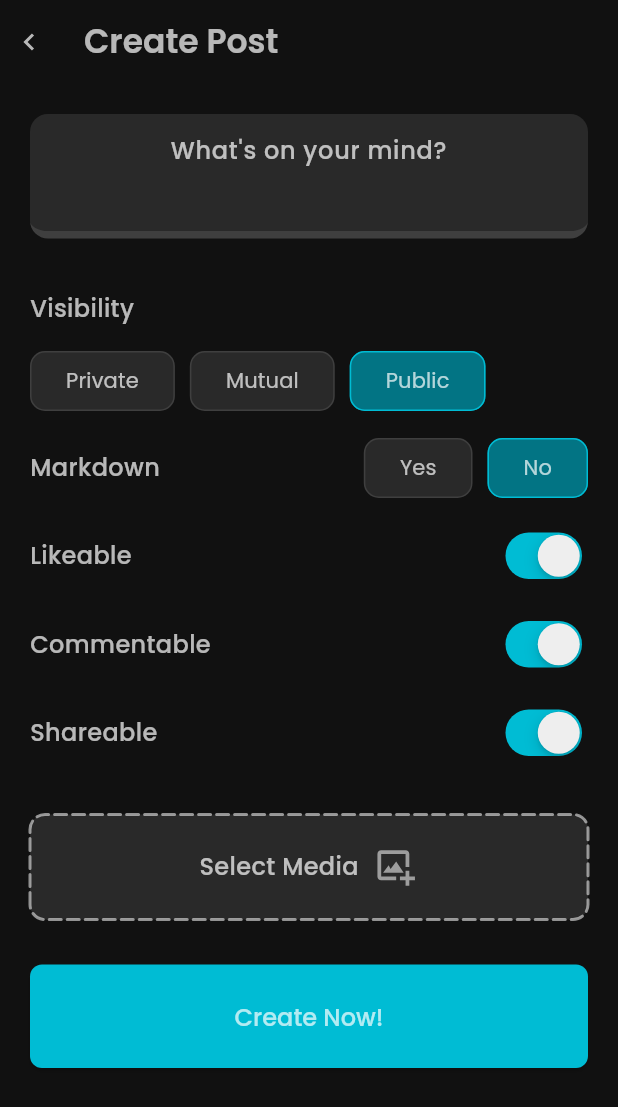
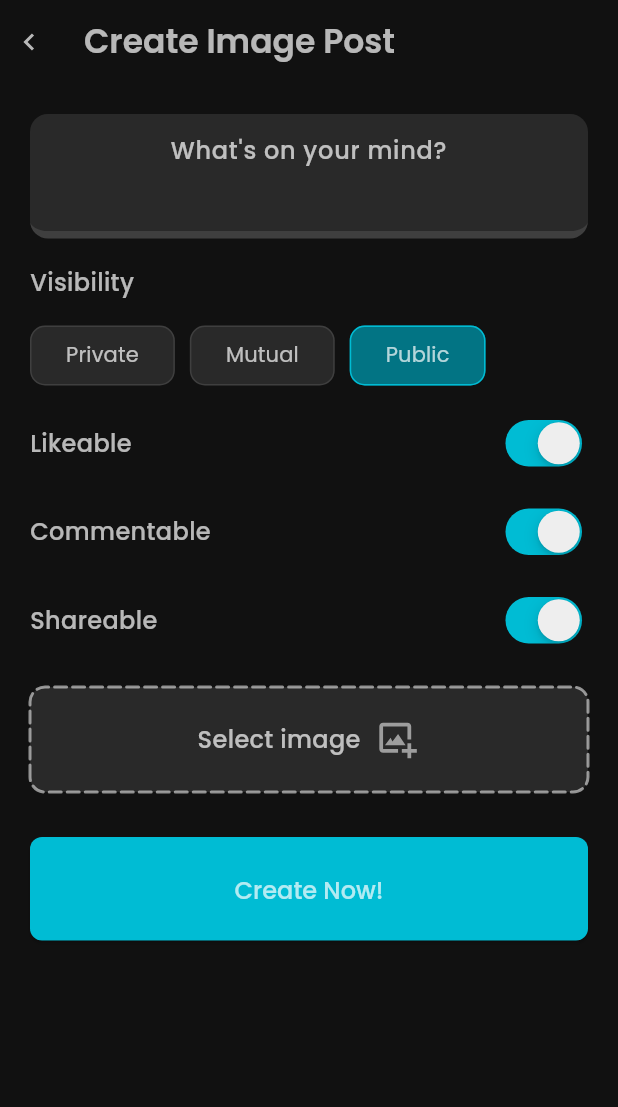
Before and after one commit to Anurag-Bharati/RootNodeApp, a Flutter app: the CreatePostScreen screen opened directly with empty values, on a phone screen of 412 x 824 dp. Shown: the top 1107 px of the screen. Run offline on Flutter 3.47's test engine with Material 2 defaults, Android fonts, the phone set to English and light mode, and no system bars; drawn by our look-alikes of dotted_border; our stand-ins replace boxicons, cached_network_image, carousel_slider, connectivity_plus, dio, google_nav_bar and 7 more; missing offline and left inert: string_extensions; accounts and stored records are empty; generated files the repository leaves out were written again.

Commit message:
Added video post. Implemented dynamic post creation

```diff
--- a/lib/app/constant/font.dart
+++ b/lib/app/constant/font.dart
@@ -8,7 +8,7 @@ class RootNodeFontStyle {
       fontFamily: 'Poppins',
       height: 0,
       color: Colors.white70,
-      );
+      decoration: TextDecoration.none);
 
   static TextStyle get header => const TextStyle(
       fontSize: 22.0,
@@ -17,7 +17,7 @@ class RootNodeFontStyle {
       fontFamily: 'Poppins',
       height: 0,
       color: Colors.white70,
-      );
+      decoration: TextDecoration.none);
 
   static TextStyle get body => const TextStyle(
       fontSize: 16.0,
@@ -25,7 +25,7 @@ class RootNodeFontStyle {
       fontFamily: 'Poppins',
       height: 1.8,
       color: Colors.white70,
-      );
+      decoration: TextDecoration.none);
   static TextStyle get subtitle => const TextStyle(
       fontSize: 14.0,
       fontFamily: 'Poppins',
@@ -33,20 +33,20 @@ class RootNodeFontStyle {
       height: 0,
       fontWeight: FontWeight.w400,
       color: Colors.white70,
-      );
+      decoration: TextDecoration.none);
   static TextStyle get caption => const TextStyle(
       fontSize: 14.0,
       fontWeight: FontWeight.w400,
       fontFamily: 'Poppins',
       height: 0,
       color: Colors.white70,
-      );
+      decoration: TextDecoration.none);
   static TextStyle get captionDefault => const TextStyle(
       fontSize: 14.0,
       fontWeight: FontWeight.w400,
       fontFamily: 'Poppins',
       color: Colors.white70,
-      );
+      decoration: TextDecoration.none);
   static TextStyle get label => const TextStyle(
       fontSize: 14.0,
       fontWeight: FontWeight.w400,
@@ -54,5 +54,5 @@ class RootNodeFontStyle {
       height: 1.8,
       color: Colors.white54,
       overflow: TextOverflow.ellipsis,
-      );
+      decoration: TextDecoration.none);
 }
--- a/lib/screen/misc/create_post.dart
+++ b/lib/screen/misc/create_post.dart
@@ -8,14 +8,13 @@ import 'package:rootnode/model/user.dart';
 import 'package:rootnode/repository/post_repo.dart';
 import 'package:rootnode/widgets/add_media.dart';
 import 'package:rootnode/widgets/radio_button.dart';
+import 'package:rootnode/widgets/selection_tile.dart';
 import 'package:rootnode/widgets/switch_button.dart';
-
-enum PostType { image, video, markdown }
 
 class CreatePostScreen extends StatefulWidget {
   const CreatePostScreen({super.key, this.user, required this.type});
   final User? user;
-  final PostType type;
+  final RNContentType type;
   @override
   State<CreatePostScreen> createState() => _CreatePostScreenState();
 }
@@ -23,18 +22,50 @@ class CreatePostScreen extends StatefulWidget {
 class _CreatePostScreenState extends State<CreatePostScreen> {
   final _postRepo = PostRepoImpl();
   final _globalkey = GlobalKey<FormState>();
+  final _headingController = TextEditingController();
   final _captionFieldController = TextEditingController();
   List<String> visibilityOption = ['Private', 'Mutual', 'Public'];
-
+  String title = "Create Post";
+  bool mediaDisabled = false;
+  bool showHeading = false;
+  bool disableTextField = false;
   Post post = Post();
   List<XFile>? files;
+
+  bool disableThis = false;
+
+  @override
+  void initState() {
+    if (widget.type == RNContentType.markdown) {
+      title = "Create Markdown";
+      post.isMarkdown = true;
+      mediaDisabled = true;
+    } else if (widget.type == RNContentType.text) {
+      title = "Create Text Post";
+      mediaDisabled = true;
+      showHeading = true;
+    } else if (widget.type == RNContentType.video) {
+      title = "Create Video Post";
+      disableTextField = true;
+    } else {
+      title = "Create Image Post";
+    }
+    super.initState();
+  }
+
+  @override
+  void dispose() {
+    _headingController.dispose();
+    _captionFieldController.dispose();
+    super.dispose();
+  }
 
   @override
   Widget build(BuildContext context) {
     return Scaffold(
       appBar: AppBar(
         title: Text(
-          "Create Post",
+          title,
           style: RootNodeFontStyle.header,
         ),
         leadingWidth: 40,
@@ -59,12 +90,43 @@ class _CreatePostScreenState extends State<CreatePostScreen> {
               mainAxisAlignment: MainAxisAlignment.center,
               crossAxisAlignment: CrossAxisAlignment.start,
               children: [
-                Padding(
-                  padding:
-                      const EdgeInsets.symmetric(horizontal: 10, vertical: 10),
+                showHeading && !disableTextField
+                    ? Container(
+                        padding: const EdgeInsets.symmetric(
+                            horizontal: 10, vertical: 10),
                         child: TextFormField(
-                    onTapOutside: (event) => FocusScope.of(context).unfocus(),
-                    onEditingComplete: () => FocusScope.of(context).unfocus(),
+                          onTapOutside: (event) =>
+                              FocusScope.of(context).unfocus(),
+                          onEditingComplete: () =>
+                              FocusScope.of(context).unfocus(),
+                          controller: _headingController,
+                          maxLines: 1,
+                          textAlign: TextAlign.center,
+                          cursorColor: Colors.cyan[400],
+                          cursorHeight: 5,
+                          cursorWidth: 15,
+                          style: RootNodeFontStyle.captionDefault,
+                          decoration: InputDecoration(
+                            filled: true,
+                            fillColor: Colors.white10,
+                            hintText: 'Try "Read this out!"',
+                            hintStyle: RootNodeFontStyle.body,
+                            contentPadding: const EdgeInsets.symmetric(
+                                horizontal: 10, vertical: 10),
+                          ),
+                        ),
+                      )
+                    : const SizedBox.shrink(),
+                disableTextField
+                    ? const SizedBox.shrink()
+                    : Container(
+                        padding: const EdgeInsets.symmetric(
+                            horizontal: 10, vertical: 10),
+                        child: TextFormField(
+                          onTapOutside: (event) =>
+                              FocusScope.of(context).unfocus(),
+                          onEditingComplete: () =>
+                              FocusScope.of(context).unfocus(),
                           controller: _captionFieldController,
                           maxLines: 3,
                           textAlign: TextAlign.center,
@@ -82,8 +144,8 @@ class _CreatePostScreenState extends State<CreatePostScreen> {
                           ),
                         ),
                       ),
-                const SizedBox(height: 22),
-                SizedBox(
+                Container(
+                  margin: const EdgeInsets.symmetric(vertical: 5),
                   width: double.infinity,
                   child: RootNodeRadioButton(
                     selected: 2,
@@ -95,20 +157,8 @@ class _CreatePostScreenState extends State<CreatePostScreen> {
                     },
                   ),
                 ),
-                const SizedBox(height: 10),
-                SizedBox(
-                    width: double.infinity,
-                    child: RootNodeRadioButton(
-                      selected: 1,
-                      name: "Markdown",
-                      options: const ["Yes", "No"],
-                      onChanged: (String value) {
-                        debugPrint(value);
-                        post.isMarkdown = value == "no" ? false : true;
-                      },
-                    )),
-                const SizedBox(height: 10),
                 Container(
+                  margin: const EdgeInsets.symmetric(vertical: 5),
                   width: double.infinity,
                   decoration: BoxDecoration(
                     // color: Colors.white10,
@@ -120,8 +170,8 @@ class _CreatePostScreenState extends State<CreatePostScreen> {
                     onChanged: (value) => post.likeable = value,
                   ),
                 ),
-                const SizedBox(height: 10),
                 Container(
+                  margin: const EdgeInsets.symmetric(vertical: 5),
                   width: double.infinity,
                   decoration: BoxDecoration(
                     // color: Colors.white10,
@@ -133,12 +183,12 @@ class _CreatePostScreenState extends State<CreatePostScreen> {
                     onChanged: (value) => post.commentable = value,
                   ),
                 ),
-                const SizedBox(height: 10),
                 Container(
+                  margin: const EdgeInsets.symmetric(vertical: 5),
                   width: double.infinity,
                   decoration: BoxDecoration(
                     // color: Colors.white10,
-                    borderRadius: BorderRadius.circular(10),
+                    borderRadius: BorderRadius.circular(5),
                   ),
                   child: RootNodeSwitchButton(
                     isChecked: true,
@@ -146,8 +196,10 @@ class _CreatePostScreenState extends State<CreatePostScreen> {
                     onChanged: (value) => post.shareable = value,
                   ),
                 ),
-                const SizedBox(height: 20),
-                SizedBox(
+                mediaDisabled
+                    ? const SizedBox.shrink()
+                    : Container(
+                        margin: const EdgeInsets.symmetric(vertical: 5),
                         width: double.infinity,
                         child: Padding(
                           padding: const EdgeInsets.symmetric(horizontal: 10),
@@ -161,8 +213,8 @@ class _CreatePostScreenState extends State<CreatePostScreen> {
                           ),
                         ),
                       ),
-                const SizedBox(height: 10),
-                SizedBox(
+                Container(
+                  margin: const EdgeInsets.symmetric(vertical: 5),
                   width: double.infinity,
                   child: Padding(
                     padding: const EdgeInsets.all(10),
@@ -202,10 +254,13 @@ class _CreatePostScreenState extends State<CreatePostScreen> {
   }
 
   void _uploadPost(context) async {
+    if (disableThis) return;
+    disableThis = true;
     bool res = await _postRepo.createPost(post: post, files: files);
     if (res) {
       Navigator.pop(context, "New post created!");
     } else {
+      disableThis = false;
       showSnackbar(context, "Something went wrong!", Colors.red[400]!);
     }
   }
--- a/lib/screen/misc/create_story.dart
+++ b/lib/screen/misc/create_story.dart
@@ -5,9 +5,11 @@ import 'package:rootnode/app/constant/font.dart';
 import 'package:rootnode/app/utils/snackbar.dart';
 import 'package:rootnode/model/story.dart';
 import 'package:rootnode/repository/story_repo.dart';
+import 'package:rootnode/widgets/selection_tile.dart';
 
 class CreateStoryScreen extends StatefulWidget {
-  const CreateStoryScreen({super.key});
+  const CreateStoryScreen({super.key, required this.type});
+  final RNContentType type;
 
   @override
   State<CreateStoryScreen> createState() => _CreateStoryScreenState();
@@ -56,6 +58,7 @@ class _CreateStoryScreenState extends State<CreateStoryScreen> {
     );
   }
 
+  void _getWidgetFromType() {}
   void _craftStory(context) {
     String quote = _quoteFieldController.text;
     if (quote == "" && (file == null)) {
--- a/lib/widgets/add_media.dart
+++ b/lib/widgets/add_media.dart
@@ -6,7 +6,7 @@ import 'package:flutter/material.dart';
 import 'package:image_picker/image_picker.dart';
 import 'package:rootnode/app/constant/font.dart';
 import 'package:rootnode/helper/media_helper.dart';
-import 'package:rootnode/screen/misc/create_post.dart';
+import 'package:rootnode/widgets/selection_tile.dart';
 
 class RootNodeAddMedia extends StatefulWidget {
   const RootNodeAddMedia({
@@ -15,7 +15,7 @@ class RootNodeAddMedia extends StatefulWidget {
     required this.type,
   });
   final ValueChanged<List<XFile>?> onChanged;
-  final PostType type;
+  final RNContentType type;
 
   @override
   State<RootNodeAddMedia> createState() => _RootNodeAddMediaState();
@@ -25,6 +25,23 @@ class _RootNodeAddMediaState extends State<RootNodeAddMedia> {
   MediaHelper helper = MediaHelper.instance;
   List<XFile> xFiles = [];
   int selected = 0;
+  String label = "Select image";
+  IconData icon = Boxicons.bx_image_add;
+
+  @override
+  void initState() {
+    if (widget.type == RNContentType.video) {
+      label = "Select video";
+      icon = Boxicons.bx_video_plus;
+    }
+    super.initState();
+  }
+
+  @override
+  void dispose() {
+    xFiles.clear();
+    super.dispose();
+  }
 
   @override
   Widget build(BuildContext context) {
@@ -89,7 +106,7 @@ class _RootNodeAddMediaState extends State<RootNodeAddMedia> {
               dashPattern: const [8, 4],
               radius: const Radius.circular(10),
               strokeCap: StrokeCap.round,
-              child: xFiles.isEmpty
+              child: xFiles.isEmpty || widget.type == RNContentType.video
                   ? Center(
                       child: Wrap(
                         direction: Axis.horizontal,
@@ -99,12 +116,12 @@ class _RootNodeAddMediaState extends State<RootNodeAddMedia> {
                         children: [
                           Text(
                             xFiles.isEmpty
-                                ? "Select Media"
+                                ? label
                                 : "${xFiles.length} selected",
                             style: RootNodeFontStyle.body,
                           ),
-                          const Icon(
-                            Boxicons.bx_image_add,
+                          Icon(
+                            icon,
                             size: 30,
                             color: Colors.white54,
                           ),
@@ -168,33 +185,40 @@ class _RootNodeAddMediaState extends State<RootNodeAddMedia> {
             ),
           ),
         ),
-        // xFiles.isEmpty
-        //     ? const SizedBox()
-        //     : Positioned(
-        //         bottom: -20,
-        //         right: 1,
-        //         left: 1,
-        //         child: Padding(
-        //           padding: const EdgeInsets.symmetric(vertical: 20),
-        //           child: IconButton(
-        //             color: Colors.red[300],
-        //             iconSize: 24,
-        //             onPressed: _clearFiles,
-        //             icon: Icon(Boxicons.bx_trash, color: Colors.red[300]),
-        //           ),
-        //         ),
-        //       )
+        xFiles.isNotEmpty && widget.type == RNContentType.video
+            ? Positioned(
+                right: 10,
+                top: 1,
+                bottom: 1,
+                child: Padding(
+                  padding: const EdgeInsets.symmetric(vertical: 20),
+                  child: IconButton(
+                    color: Colors.red[300],
+                    iconSize: 24,
+                    onPressed: _clearFiles,
+                    icon: Icon(Boxicons.bx_trash, color: Colors.red[300]),
+                  ),
+                ),
+              )
+            : const SizedBox()
       ],
     );
   }
 
-  _pickFiles(ImageSource source) async {
+  _clearFiles() async {
+    if (xFiles == null) return;
+    xFiles.clear();
+    widget.onChanged(null);
+    setState(() {});
+  }
+
+  _pickImageFiles(ImageSource source) async {
     Navigator.of(context, rootNavigator: true).pop('dialog');
     if (source == ImageSource.camera) {
-      XFile? image = await helper.pickFile(source: source);
+      XFile? image = await helper.pickImage(source: source);
       if (image != null) xFiles.add(image);
     } else {
-      xFiles = await helper.pickMultipleFiles();
+      xFiles = await helper.pickMultipleImages();
     }
     if (xFiles.isNotEmpty) {
       debugPrint("=====FILES=====");
@@ -203,14 +227,28 @@ class _RootNodeAddMediaState extends State<RootNodeAddMedia> {
       widget.onChanged(xFiles);
       setState(() {});
     }
-
     return null;
   }
 
-  _clearFiles() async {
-    if (xFiles == null) return;
-    xFiles.clear();
-    widget.onChanged(null);
-    setState(() {});
+  _pickVideoFile(ImageSource source) async {
+    Navigator.of(context, rootNavigator: true).pop('dialog');
+    XFile? video = await helper.pickVideo(source: source);
+    if (video != null) xFiles.add(video);
+    if (xFiles.isNotEmpty) {
+      debugPrint("=====FILES=====");
+      debugPrint(xFiles.map((e) => e.name).toString());
+      debugPrint("===============");
+      widget.onChanged(xFiles);
+      setState(() {});
+    }
+    return null;
+  }
+
+  _pickFiles(ImageSource source) {
+    if (widget.type == RNContentType.video) {
+      _pickVideoFile(source);
+      return;
+    }
+    _pickImageFiles(source);
   }
 }
```
Also changed, not shown: lib/helper/media_helper.dart (+8 -3 lines), lib/screen/dashboard/dashboard.dart (+45 -42 lines), lib/widgets/selection_tile.dart (+24 -19 lines), lib/widgets/stories.dart (+36 -35 lines). Lines whose indentation alone changed are shown as unchanged.
